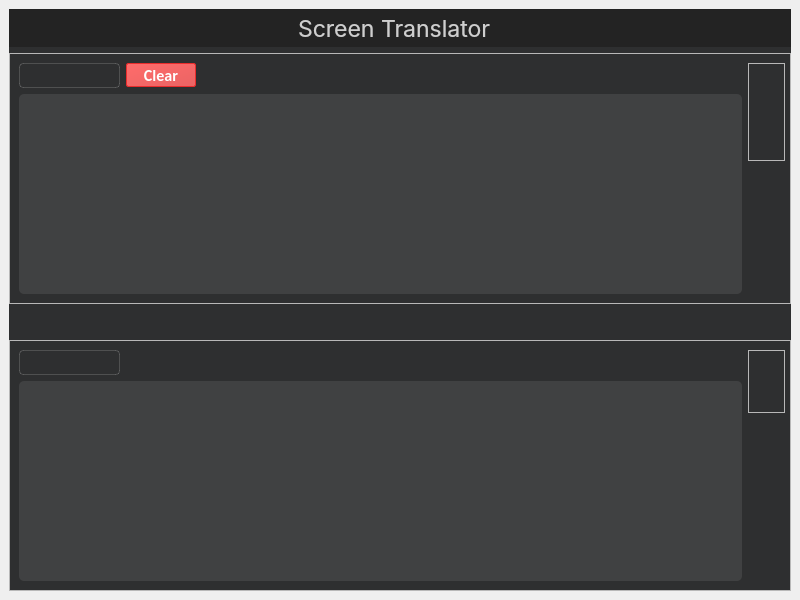
Old version of the form ui/mainwindow.ui in the repository OlexandrNikolaiev/Screen-Translator.
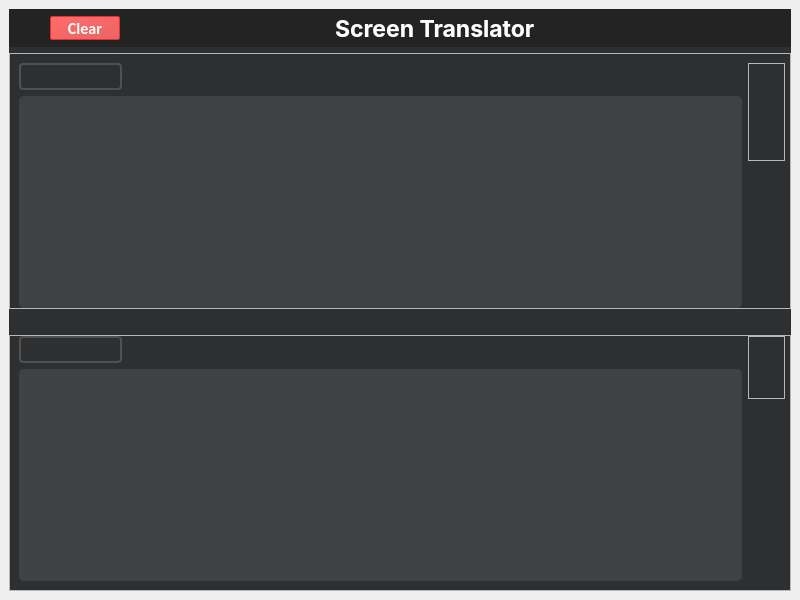
New version of the form. Icons and pictures are not drawn. Custom widgets are drawn as their Qt base class.

Commit message: gui is ready

Diff of the .ui file:
```diff
--- a/ui/mainwindow.ui
+++ b/ui/mainwindow.ui
@@ -47,22 +47,22 @@
 }
 
 QComboBox {
-    border: 1px solid rgba(255, 255, 255, 40); /* легкий контур */
+    border: 2px solid rgba(80,80,80, 255); 
     background: transparent;
     color: white;
-    padding-left: 6px;     /* ⬅️ отступ перед текстом */
-    padding-right: 24px;   /* ➡️ запас для стрелки и отступа после неё */
+    padding-left: 6px;     
+    padding-right: 24px;   
     border-radius: 4px;
 }
 
 QComboBox:hover {
-    background-color: rgba(255, 255, 255, 20); /* фон при наведении */
+    background-color: rgba(255, 255, 255, 20);
 }
 
 QComboBox::drop-down {
     border: none;
     background: transparent;
-    width: 18px; /* шире, чтобы была зона отступа справа от стрелки */
+    width: 18px; 
 }
 
 QComboBox::down-arrow {
@@ -121,12 +121,12 @@
          <property name="frameShadow">
           <enum>QFrame::Raised</enum>
          </property>
-         <layout class="QHBoxLayout" name="horizontalLayout_3">
+         <layout class="QHBoxLayout" name="horizontalLayout_5">
           <property name="spacing">
-           <number>0</number>
+           <number>6</number>
           </property>
           <property name="leftMargin">
-           <number>5</number>
+           <number>7</number>
           </property>
           <property name="topMargin">
            <number>0</number>
@@ -138,24 +138,29 @@
            <number>0</number>
           </property>
           <item>
-           <widget class="QPushButton" name="settingsButton">
-            <property name="minimumSize">
-             <size>
-              <width>25</width>
-              <height>25</height>
-             </size>
+           <layout class="QHBoxLayout" name="horizontalLayout_3">
+            <property name="spacing">
+             <number>9</number>
             </property>
-            <property name="maximumSize">
-             <size>
-              <width>25</width>
-              <height>25</height>
-             </size>
-            </property>
-            <property name="cursor">
-             <cursorShape>PointingHandCursor</cursorShape>
-            </property>
-            <property name="styleSheet">
-             <string notr="true">QPushButton
+            <item>
+             <widget class="QPushButton" name="settingsButton">
+              <property name="minimumSize">
+               <size>
+                <width>25</width>
+                <height>25</height>
+               </size>
+              </property>
+              <property name="maximumSize">
+               <size>
+                <width>25</width>
+                <height>25</height>
+               </size>
+              </property>
+              <property name="cursor">
+               <cursorShape>PointingHandCursor</cursorShape>
+              </property>
+              <property name="styleSheet">
+               <string notr="true">QPushButton
 {
 	border:none;
 	image: url(:/icons/resources/icons/settings.png);
@@ -168,20 +173,75 @@
 	image: url(:/icons/resources/icons/settings_hover.png);
 }
 </string>
-            </property>
-            <property name="text">
-             <string/>
-            </property>
-           </widget>
+              </property>
+              <property name="text">
+               <string/>
+              </property>
+             </widget>
+            </item>
+            <item>
+             <widget class="QPushButton" name="clearButton">
+              <property name="minimumSize">
+               <size>
+                <width>70</width>
+                <height>0</height>
+               </size>
+              </property>
+              <property name="maximumSize">
+               <size>
+                <width>70</width>
+                <height>24</height>
+               </size>
+              </property>
+              <property name="font">
+               <font>
+                <family>Calibri</family>
+                <pointsize>12</pointsize>
+                <bold>true</bold>
+               </font>
+              </property>
+              <property name="cursor">
+               <cursorShape>PointingHandCursor</cursorShape>
+              </property>
+              <property name="styleSheet">
+               <string notr="true">QPushButton
+{
+		color: rgb(255, 255, 255);
+	background-color: qlineargradient(spread:pad, x1:0, y1:0, x2:1, y2:1, stop:0 rgba(255, 108, 107, 255), stop:1 rgba(234, 100, 100, 255));
+
+		border-radius: 2px;
+        border: 1px solid rgb(234,45,45);
+        padding: 4px;
+}
+
+QPushButton:hover
+{
+		color: rgb(255, 255, 255);
+		
+	background-color: qlineargradient(spread:pad, x1:0, y1:0, x2:1, y2:1, stop:0 rgba(255, 76, 75, 255), stop:1 rgba(234, 56, 56, 255));
+		border-radius: 2px;
+        border: 1px solid rgb(234,45,45);
+        padding: 4px;
+}</string>
+              </property>
+              <property name="text">
+               <string>Clear</string>
+              </property>
+             </widget>
+            </item>
+           </layout>
           </item>
           <item>
            <spacer name="horizontalSpacer">
             <property name="orientation">
              <enum>Qt::Horizontal</enum>
             </property>
+            <property name="sizeType">
+             <enum>QSizePolicy::Expanding</enum>
+            </property>
             <property name="sizeHint" stdset="0">
              <size>
-              <width>268</width>
+              <width>200</width>
               <height>20</height>
              </size>
             </property>
@@ -226,11 +286,11 @@
                <font>
                 <family>SF Pro Display</family>
                 <pointsize>17</pointsize>
-                <bold>false</bold>
+                <bold>true</bold>
                </font>
               </property>
               <property name="styleSheet">
-               <string notr="true">color: rgb(206,206,206);</string>
+               <string notr="true">color: rgb(255, 255, 255);</string>
               </property>
               <property name="text">
                <string>Screen Translator</string>
@@ -244,9 +304,12 @@
             <property name="orientation">
              <enum>Qt::Horizontal</enum>
             </property>
+            <property name="sizeType">
+             <enum>QSizePolicy::Expanding</enum>
+            </property>
             <property name="sizeHint" stdset="0">
              <size>
-              <width>268</width>
+              <width>200</width>
               <height>20</height>
              </size>
             </property>
@@ -348,6 +411,9 @@
           <property name="rightMargin">
            <number>5</number>
           </property>
+          <property name="bottomMargin">
+           <number>0</number>
+          </property>
           <item row="0" column="3" rowspan="2">
            <widget class="QFrame" name="frame">
             <property name="frameShape">
@@ -516,60 +582,6 @@
             </property>
            </widget>
           </item>
-          <item row="0" column="1">
-           <widget class="QPushButton" name="clearButton">
-            <property name="minimumSize">
-             <size>
-              <width>70</width>
-              <height>0</height>
-             </size>
-            </property>
-            <property name="maximumSize">
-             <size>
-              <width>16777215</width>
-              <height>24</height>
-             </size>
-            </property>
-            <property name="font">
-             <font>
-              <family>Calibri</family>
-              <pointsize>12</pointsize>
-              <bold>true</bold>
-             </font>
-            </property>
-            <property name="cursor">
-             <cursorShape>PointingHandCursor</cursorShape>
-            </property>
-            <property name="styleSheet">
-             <string notr="true">QPushButton
-{
-		color: rgb(255, 255, 255);
-		
-		
-	
-		
-	background-color: qlineargradient(spread:pad, x1:0, y1:0, x2:1, y2:1, stop:0 rgba(255, 108, 107, 255), stop:1 rgba(234, 100, 100, 255));
-
-		border-radius: 2px;
-        border: 1px solid rgb(234,45,45);
-        padding: 4px;
-}
-
-QPushButton:hover
-{
-		color: rgb(255, 255, 255);
-		
-	background-color: qlineargradient(spread:pad, x1:0, y1:0, x2:1, y2:1, stop:0 rgba(255, 76, 75, 255), stop:1 rgba(234, 56, 56, 255));
-		border-radius: 2px;
-        border: 1px solid rgb(234,45,45);
-        padding: 4px;
-}</string>
-            </property>
-            <property name="text">
-             <string>Clear</string>
-            </property>
-           </widget>
-          </item>
          </layout>
         </widget>
        </item>
@@ -578,42 +590,31 @@
          <property name="orientation">
           <enum>Qt::Horizontal</enum>
          </property>
+         <property name="sizeType">
+          <enum>QSizePolicy::Preferred</enum>
+         </property>
          <property name="sizeHint" stdset="0">
           <size>
-           <width>304</width>
+           <width>400</width>
            <height>20</height>
           </size>
          </property>
         </spacer>
        </item>
        <item row="2" column="1">
-        <widget class="QPushButton" name="switchButton">
-         <property name="minimumSize">
-          <size>
-           <width>200</width>
-           <height>24</height>
-          </size>
-         </property>
-         <property name="cursor">
-          <cursorShape>PointingHandCursor</cursorShape>
-         </property>
-         <property name="styleSheet">
-          <string notr="true">border:none;
-</string>
-         </property>
-         <property name="text">
-          <string/>
-         </property>
-        </widget>
+        <layout class="QHBoxLayout" name="horizontalLayout_4"/>
        </item>
        <item row="2" column="2">
         <spacer name="horizontalSpacer_6">
          <property name="orientation">
           <enum>Qt::Horizontal</enum>
          </property>
+         <property name="sizeType">
+          <enum>QSizePolicy::Preferred</enum>
+         </property>
          <property name="sizeHint" stdset="0">
           <size>
-           <width>304</width>
+           <width>350</width>
            <height>20</height>
           </size>
          </property>
@@ -631,6 +632,9 @@
           <enum>QFrame::Raised</enum>
          </property>
          <layout class="QGridLayout" name="gridLayout_2">
+          <property name="topMargin">
+           <number>0</number>
+          </property>
           <property name="rightMargin">
            <number>5</number>
           </property>
```
The commit also changes 5 other files.
